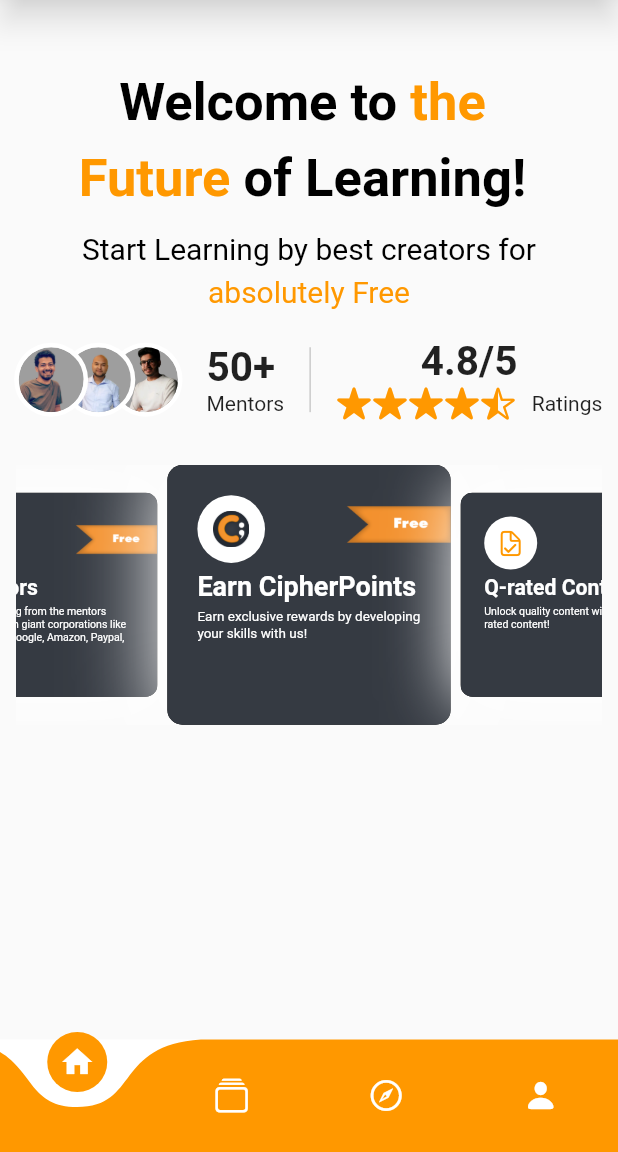
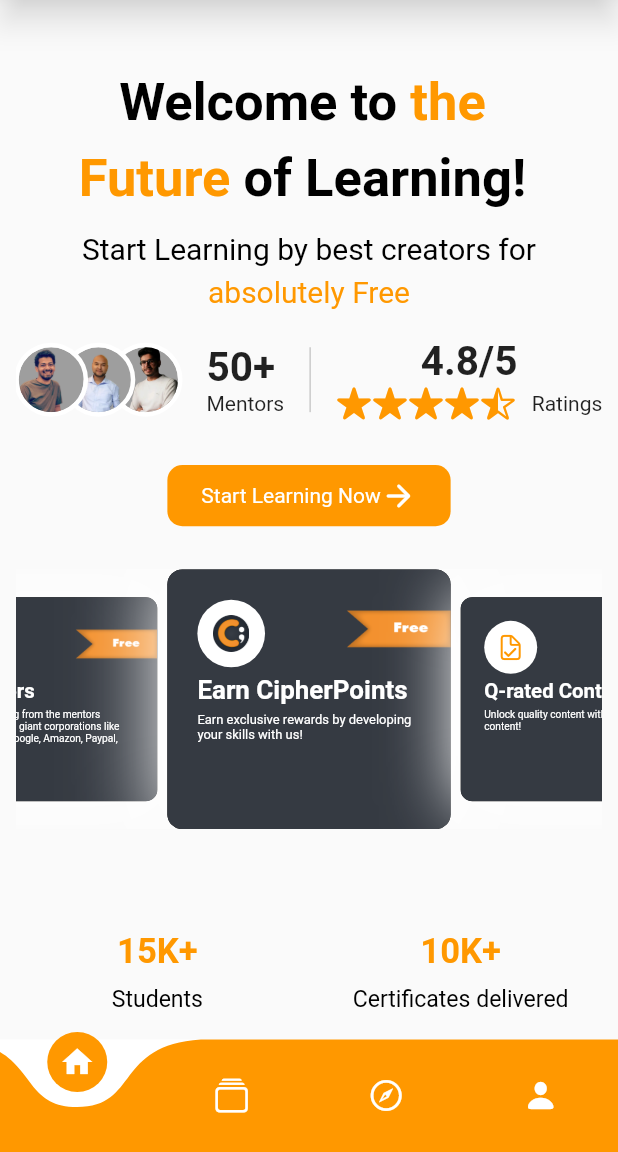
Before and after one commit to anzjoxavier/Assignment-01-CipherSchools, a Flutter app: the screen it shows after launch, on a phone screen of 412 x 824 dp, the part 84-1236 px from its top. Run offline on Flutter 3.47's test engine with Material 2 defaults, Android fonts, the light colour scheme and no system bars; drawn by our look-alikes of animated_text_kit, carousel_slider, curved_navigation_bar; our stand-ins replace get.

Commit message:
Completed Animated Integer

```diff
--- /dev/null
+++ b/lib/Animations/ValueChangeAnimation.dart
@@ -0,0 +1,81 @@
+import 'package:cipherschools/Utilities/app_layout.dart';
+import 'package:cipherschools/Utilities/app_styles.dart';
+import 'package:flutter/material.dart';
+import 'package:flutter/src/widgets/framework.dart';
+import 'package:flutter/src/widgets/placeholder.dart';
+
+class IntegerIncreaseWidget extends StatefulWidget {
+  const IntegerIncreaseWidget(
+      {super.key,
+      required this.start,
+      required this.end,
+      required this.endHeader,
+      required this.subHeading});
+  final int? start;
+  final int? end;
+  final String endHeader;
+  final String subHeading;
+  @override
+  State<IntegerIncreaseWidget> createState() => _IntegerIncreaseWidgetState();
+}
+
+class _IntegerIncreaseWidgetState extends State<IntegerIncreaseWidget>
+    with SingleTickerProviderStateMixin {
+  late Animation animation;
+  late AnimationController animationController;
+
+  @override
+  void initState() {
+    super.initState();
+    animationController = AnimationController(
+        duration: const Duration(seconds: 4),
+        vsync: this,
+        animationBehavior: AnimationBehavior.normal);
+    animation = IntTween(begin: widget.start, end: widget.end).animate(
+        CurvedAnimation(parent: animationController, curve: Curves.easeOut));
+    animationController.forward();
+  }
+
+  @override
+  void dispose() {
+    animationController.dispose();
+    super.dispose();
+  }
+
+  @override
+  Widget build(BuildContext context) {
+    final width = MediaQuery.of(context).size.width;
+    final height = MediaQuery.of(context).size.height;
+    return AnimatedBuilder(
+      animation: animationController,
+      builder: (context, child) {
+        return Container(
+          padding: EdgeInsets.all(AppLayout.getWidth(10)),
+          width: AppLayout.getWidth(180),
+          height: AppLayout.getHeight(120),
+          // decoration: const BoxDecoration(color: Colors.green),
+          child: Center(
+            child: Column(
+              // mainAxisAlignment: MainAxisAlignment.center,
+              crossAxisAlignment: CrossAxisAlignment.center,
+              children: [
+                Text(
+                  animation.value.toString() + widget.endHeader,
+                  style: AppStyles.animatedTextHeader,
+                ),
+                SizedBox(
+                  height: AppLayout.getHeight(10),
+                ),
+                Text(
+                  widget.subHeading,
+                  style: AppStyles.animatedTextSubHeader,
+                  textAlign: TextAlign.center,
+                ),
+              ],
+            ),
+          ),
+        );
+      },
+    );
+  }
+}
--- a/lib/Utilities/app_styles.dart
+++ b/lib/Utilities/app_styles.dart
@@ -1,3 +1,4 @@
+import 'package:cipherschools/Utilities/app_layout.dart';
 import 'package:flutter/material.dart';
 
 class AppStyles {
@@ -14,7 +15,11 @@
       static TextStyle mentorAndRatingHeading =
       const TextStyle(fontSize: 27, fontWeight: FontWeight.bold);
   static TextStyle carouselCardHeading =
-      const TextStyle(color: Colors.white,fontWeight: FontWeight.bold,fontSize: 18);
+       TextStyle(color: Colors.white,fontWeight: FontWeight.bold,fontSize: AppLayout.getHeight(18));
   static TextStyle carouselCardSubHeading =
-      const TextStyle(color: Colors.white,fontSize: 9);
+       TextStyle(color: Colors.white,fontSize: AppLayout.getHeight(9));
+       static TextStyle animatedTextHeader =
+       TextStyle(color: Colors.orange,fontSize: AppLayout.getHeight(24),fontWeight: FontWeight.bold);
+       static TextStyle animatedTextSubHeader =
+       TextStyle(color: Colors.black,fontSize: AppLayout.getHeight(16),fontWeight: FontWeight.w400,);
 }
--- a/lib/main.dart
+++ b/lib/main.dart
@@ -7,6 +7,8 @@
 import 'package:curved_navigation_bar/curved_navigation_bar.dart';
 import 'package:flutter/cupertino.dart';
 import 'package:flutter/material.dart';
+
+import 'Animations/ValueChangeAnimation.dart';
 
 void main() {
   runApp(const MyApp());
@@ -21,39 +23,45 @@
     return MaterialApp(
       title: 'Flutter Demo',
       debugShowCheckedModeBanner: false,
+      routes: {
+     '/home':(context) =>const HomePage(),
+     },
       theme: ThemeData(
         primarySwatch: Colors.orange,
       ),
-      home: const HomePage(),
+      home: HomePage(),
     );
   }
 }
 
 class HomePage extends StatefulWidget {
   const HomePage({super.key});
-
+  static int UniversalIndex = 0;
   @override
   State<HomePage> createState() => _HomePageState();
 }
 
 class _HomePageState extends State<HomePage> {
   List<Widget> body = [
+
     const HomeView(),
     const CoursesView(),
     const TrendingView(),
     const ProfileView()
+
   ];
-  int currentIndex = 0;
+  // int currentIndex =0
+
   @override
   Widget build(BuildContext context) {
     return SafeArea(
       child: Scaffold(
-
-        body: body[currentIndex],
+        body: body[HomePage.UniversalIndex],
         bottomNavigationBar: CurvedNavigationBar(
+            index: HomePage.UniversalIndex,
             onTap: (index) {
               setState(() {
-                currentIndex = index;
+                HomePage.UniversalIndex = index;
               });
             },
             color: AppStyles.themeColor,
@@ -61,20 +69,24 @@
             items: const [
               Icon(
                 Icons.home,
-                semanticLabel:"Home",
+                semanticLabel: "Home",
                 color: Colors.white,
               ),
-              Icon(CupertinoIcons.collections,
-
-              semanticLabel:"Courses",
-              color: Colors.white,),
-              Icon(CupertinoIcons.compass,
-              color: Colors.white,
-              semanticLabel:"Trending",),
-
-              Icon(CupertinoIcons.person_fill,
-              color: Colors.white,
-              semanticLabel:"Profile",)
+              Icon(
+                CupertinoIcons.collections,
+                semanticLabel: "Courses",
+                color: Colors.white,
+              ),
+              Icon(
+                CupertinoIcons.compass,
+                color: Colors.white,
+                semanticLabel: "Trending",
+              ),
+              Icon(
+                CupertinoIcons.person_fill,
+                color: Colors.white,
+                semanticLabel: "Profile",
+              )
             ]),
       ),
     );
--- a/lib/views/courses_view.dart
+++ b/lib/views/courses_view.dart
@@ -2,8 +2,8 @@
 import 'package:flutter/src/widgets/framework.dart';
 import 'package:flutter/src/widgets/placeholder.dart';
 
+import '../Animations/ValueChangeAnimation.dart';
 import '../Utilities/app_layout.dart';
-
 
 class CoursesView extends StatefulWidget {
   const CoursesView({super.key});
@@ -15,10 +15,8 @@
 class _CoursesViewState extends State<CoursesView> {
   @override
   Widget build(BuildContext context) {
-
-    return  Scaffold(
-      body: Center(child: Text("Courses View")),
-      // body:SingleChildScrollView(child: Container(child: CarouselCard()))
-    );
+    return Scaffold(
+        body: Center(child: Text("Courses View")),
+        );
   }
 }
--- a/lib/views/home_view.dart
+++ b/lib/views/home_view.dart
@@ -1,12 +1,14 @@
 import 'package:animated_text_kit/animated_text_kit.dart';
 import 'package:cipherschools/Utilities/app_layout.dart';
+import 'package:cipherschools/main.dart';
 import 'package:cipherschools/widgets/mentorAndRating.dart';
 import 'package:flutter/material.dart';
+import '../Animations/ValueChangeAnimation.dart';
 import '../Utilities/app_styles.dart';
+import '../widgets/animatedInteger.dart';
 import '../widgets/appBar.dart';
-import 'package:carousel_slider/carousel_slider.dart';
-
 import '../widgets/carouselCardSlider.dart';
+import '../widgets/learningButton.dart';
 
 class HomeView extends StatefulWidget {
   const HomeView({super.key});
@@ -88,7 +90,23 @@
             SizedBox(
               height: AppLayout.getHeight(30),
             ),
-            CarouselCardSlider()
+            LearningButton(
+              tapFuntion: () {
+                setState(() {
+                  HomePage.UniversalIndex = 1;
+                  Navigator.of(context).popAndPushNamed('/home');
+                });
+              },
+            ),
+            SizedBox(
+              height: AppLayout.getHeight(30),
+            ),
+            CarouselCardSlider(),
+            SizedBox(
+              height: AppLayout.getHeight(60),
+            ),
+            const AnimatedInteger(),
+
           ],
         )),
       ),
--- /dev/null
+++ b/lib/widgets/animatedInteger.dart
@@ -0,0 +1,73 @@
+import 'package:flutter/cupertino.dart';
+import 'package:flutter/src/widgets/framework.dart';
+import 'package:flutter/src/widgets/placeholder.dart';
+
+import '../Animations/ValueChangeAnimation.dart';
+
+class AnimatedInteger extends StatefulWidget {
+  const AnimatedInteger({super.key});
+
+  @override
+  State<AnimatedInteger> createState() => _AnimatedIntegerState();
+}
+
+class _AnimatedIntegerState extends State<AnimatedInteger> {
+  @override
+  Widget build(BuildContext context) {
+    return Column(
+              children: [
+                Row(
+                  mainAxisAlignment: MainAxisAlignment.spaceBetween,
+                  children: const [
+                    IntegerIncreaseWidget(
+                      start: 0,
+                      end: 15,
+                      endHeader: "K+",
+                      subHeading: "Students",
+                    ),
+                    IntegerIncreaseWidget(
+                      start: 0,
+                      end: 10,
+                      endHeader: "K+",
+                      subHeading: "Certificates delivered",
+                    )
+                  ],
+                ),
+                Row(
+                  mainAxisAlignment: MainAxisAlignment.spaceBetween,
+                  children: const [
+                    IntegerIncreaseWidget(
+                      start: 0,
+                      end: 450,
+                      endHeader: "K+",
+                      subHeading: "Streamed minutes",
+                    ),
+                    IntegerIncreaseWidget(
+                      start: 0,
+                      end: 12,
+                      endHeader: "TB+",
+                      subHeading: "Content streamed in last 60 days",
+                    )
+                  ],
+                ),
+                Row(
+                  mainAxisAlignment: MainAxisAlignment.spaceBetween,
+                  children: const [
+                    IntegerIncreaseWidget(
+                      start: 0,
+                      end: 50,
+                      endHeader: "+",
+                      subHeading: "Creators",
+                    ),
+                    IntegerIncreaseWidget(
+                      start: 0,
+                      end: 110,
+                      endHeader: "+",
+                      subHeading: "Programs available",
+                    )
+                  ],
+                ),
+              ],
+            );
+  }
+}
--- /dev/null
+++ b/lib/widgets/learningButton.dart
@@ -0,0 +1,35 @@
+import 'package:flutter/material.dart';
+import '../Utilities/app_layout.dart';
+import '../Utilities/app_styles.dart';
+
+typedef TapFuntion = void Function();
+
+class LearningButton extends StatelessWidget {
+ final TapFuntion? tapFuntion;
+   const LearningButton({super.key,this.tapFuntion});
+
+  @override
+  Widget build(BuildContext context) {
+    return GestureDetector(
+      onTap:tapFuntion,
+      child: Container(
+        padding: EdgeInsets.all(AppLayout.getWidth(8)),
+        width: AppLayout.getWidth(180),
+        decoration: BoxDecoration(
+          borderRadius: const BorderRadius.all(Radius.circular(10)),
+          color: AppStyles.themeColor,
+        ),
+        child: Row(
+          mainAxisAlignment: MainAxisAlignment.center,
+          children: const [
+            Text(
+              "Start Learning Now",
+              style: TextStyle(fontSize: 14, color: Colors.white),
+            ),
+            Icon(Icons.arrow_forward_rounded, color: Colors.white)
+          ],
+        ),
+      ),
+    );
+  }
+}
```
